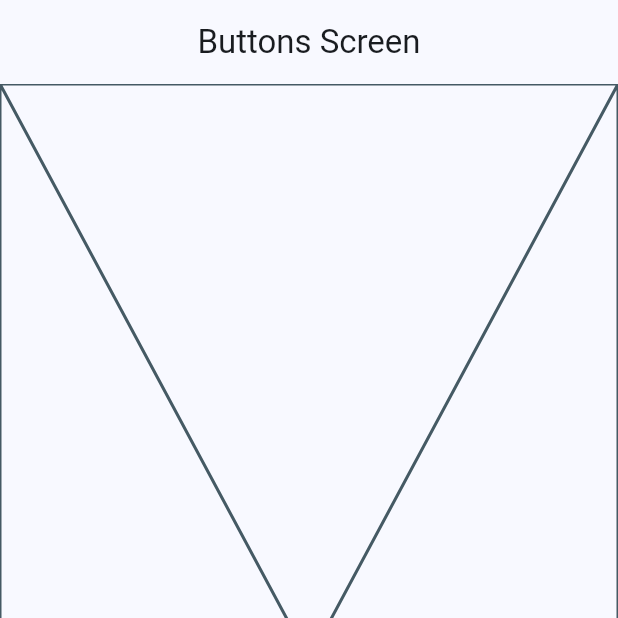
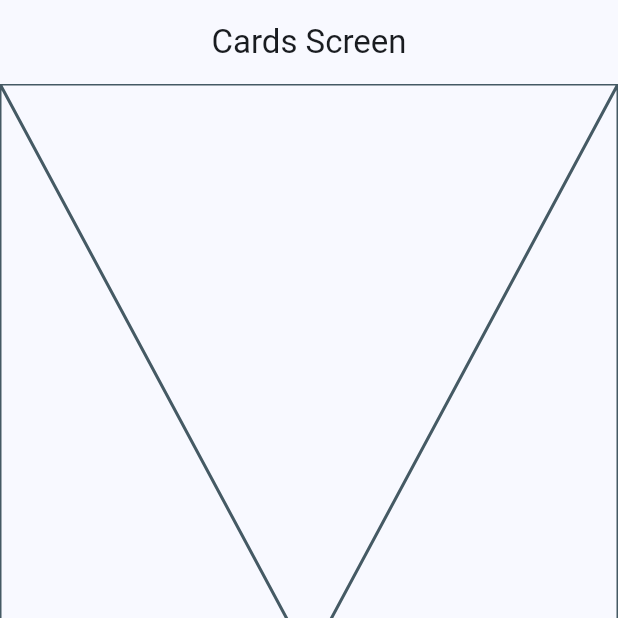
Before and after one commit to RicardoBastardoGH/flutter-widget-app, a Flutter app: the CardsScreen screen opened by its route, on a phone screen of 412 x 824 dp, the top half of it. Run offline on Flutter 3.47's test engine with Material 3 defaults, Android fonts, the phone set to English and light mode, and no system bars; our stand-ins replace go_router.

Commit message:
rutas con nombre

```diff
--- a/lib/config/theme/router/app_router.dart
+++ b/lib/config/theme/router/app_router.dart
@@ -9,14 +9,17 @@ final appRouter = GoRouter(
   routes: [
     GoRoute(
       path: '/',
+      name: 'home_screen',
       builder: (context, state) => HomeScreen(),
     ),
     GoRoute(
       path: '/buttons',
+      name: 'buttons_screen',
       builder: (context, state) => ButtonsScreen(),
     ),
     GoRoute(
       path: '/cards',
+      name: 'cards_screen',
       builder: (context, state) => CardsScreen(),
     ),
   ],
--- a/lib/presentation/screen/buttons/buttons_screen.dart
+++ b/lib/presentation/screen/buttons/buttons_screen.dart
@@ -1,6 +1,9 @@
 import 'package:flutter/material.dart';
 
 class ButtonsScreen extends StatelessWidget {
+
+  static const String name = 'buttons_screen';
+
   const ButtonsScreen({super.key});
 
   @override
--- a/lib/presentation/screen/cards/cards_screen.dart
+++ b/lib/presentation/screen/cards/cards_screen.dart
@@ -1,13 +1,16 @@
 import 'package:flutter/material.dart';
 
 class CardsScreen extends StatelessWidget {
+
+  static const String name = 'cards_screen';
+
   const CardsScreen({super.key});
 
   @override
   Widget build(BuildContext context) {
     return Scaffold(
       appBar: AppBar(
-        title: const Text('Buttons Screen'),
+        title: const Text('Cards Screen'),
       ),
       body: const Center(
         child: Placeholder()
--- a/lib/presentation/screen/home/home_screen.dart
+++ b/lib/presentation/screen/home/home_screen.dart
@@ -1,8 +1,12 @@
 import 'package:flutter/material.dart';
 import 'package:go_router/go_router.dart';
 import 'package:widgets_app/config/theme/menu/menu_items.dart';
+import 'package:widgets_app/presentation/screen/screens.dart';
 
 class HomeScreen extends StatelessWidget {
+
+  static const String name = 'home_screen';
+
   const HomeScreen({super.key});
 
   @override
@@ -52,7 +56,8 @@ class _CustomListTile extends StatelessWidget {
         //   MaterialPageRoute(builder: (context) => const ButtonsScreen()),
         // ),
         // Navigator.pushNamed(context, menuItem.link),
-        context. push(menuItem.link),
+        context.push(menuItem.link),
+        // context.pushNamed(CardsScreen.name)
       },
     );
   }
```
